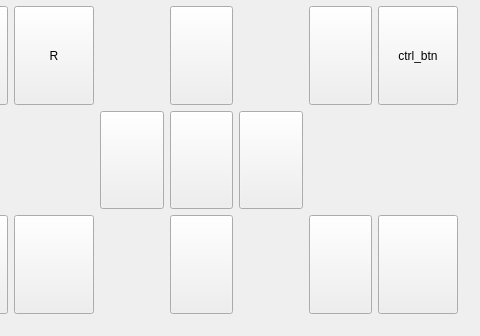
This is qtBuildSystem/Mu/mainwindow.ui in meepingsnesroms/Mu as Qt 5 draws it before an edit; both pictures show x 94 to 574 and y 342 to 678 of the 574 by 678 pixel window. The edited form follows.
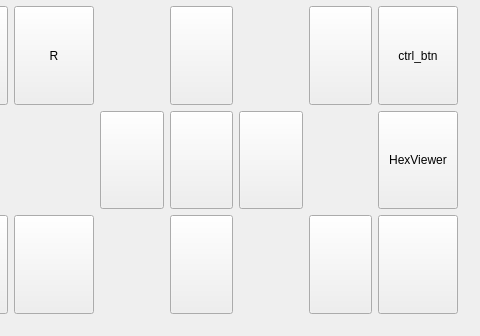
This is the edited form. Icons and pictures are not drawn. Custom widgets are drawn as their Qt base class.

Commit message: Start adding hex viewer to check RAM, other fixes

```diff
--- a/qtBuildSystem/Mu/mainwindow.ui
+++ b/qtBuildSystem/Mu/mainwindow.ui
@@ -319,6 +319,19 @@
           </property>
          </widget>
         </item>
+        <item row="2" column="8">
+         <widget class="QPushButton" name="hexViewer">
+          <property name="sizePolicy">
+           <sizepolicy hsizetype="MinimumExpanding" vsizetype="MinimumExpanding">
+            <horstretch>0</horstretch>
+            <verstretch>0</verstretch>
+           </sizepolicy>
+          </property>
+          <property name="text">
+           <string>HexViewer</string>
+          </property>
+         </widget>
+        </item>
        </layout>
       </widget>
       <widget class="QWidget" name="misc">
```
The commit also changes 19 other files.
